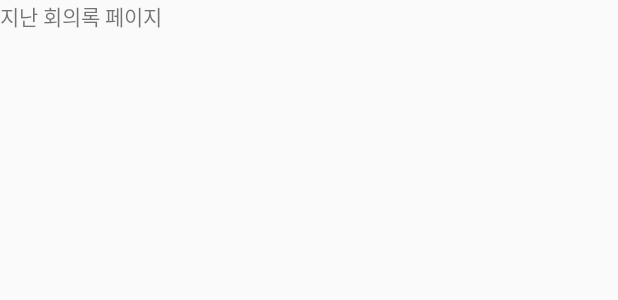
After one commit to HeeJack/capstone_temp, an Android app: the layout activity_last_meet.xml on its own in the app's theme, with its tools: preview values and no code run, on a phone screen of 412 x 824 dp. The commit adds this screen. Shown: the top 300 px of the screen. Run offline under Robolectric (Android 15) with nearby library versions, the phone set to English and light mode, and no system bars.

Commit message:
액티비티 + 인텐트 구현 마무리
로그인-회원가입
회원가입-로그인 (확인 버튼만 있음)
로그인-채널목록
채널목록-채널생성
채널목록-지난 회의록 조회

```diff
--- a/app/src/main/AndroidManifest.xml
+++ b/app/src/main/AndroidManifest.xml
@@ -18,6 +18,8 @@
         </activity>
         <activity android:name=".ChannelListActivity"></activity>
         <activity android:name=".JoinActivity"></activity>
+        <activity android:name=".MakeChannelActivity"></activity>
+        <activity android:name=".LastMeetActivity"></activity>
     </application>
 
 </manifest>
--- a/app/src/main/res/layout/activity_channel_list.xml
+++ b/app/src/main/res/layout/activity_channel_list.xml
@@ -44,7 +44,8 @@
                     android:layout_width="wrap_content"
                     android:layout_height="match_parent"
                     android:layout_weight="1"
-                    android:text="Button" />
+                    android:onClick="MakeChannel"
+                    android:text="생성" />
 
                 <Button
                     android:id="@+id/button6"
@@ -87,7 +88,8 @@
                 android:layout_width="wrap_content"
                 android:layout_height="match_parent"
                 android:layout_weight="1"
-                android:text="Button" />
+                android:onClick="LastMeet"
+                android:text="지난 회의록" />
 
             <Button
                 android:id="@+id/button3"
--- /dev/null
+++ b/app/src/main/res/layout/activity_last_meet.xml
@@ -0,0 +1,12 @@
+<?xml version="1.0" encoding="utf-8"?>
+<LinearLayout
+    xmlns:android="http://schemas.android.com/apk/res/android" android:layout_width="match_parent"
+    android:layout_height="match_parent"
+    android:orientation="vertical">
+
+    <TextView
+        android:id="@+id/textView4"
+        android:layout_width="match_parent"
+        android:layout_height="wrap_content"
+        android:text="지난 회의록 페이지" />
+</LinearLayout>
--- a/app/src/main/res/layout/activity_login.xml
+++ b/app/src/main/res/layout/activity_login.xml
@@ -18,10 +18,10 @@
         android:layout_width="match_parent"
         android:layout_height="wrap_content"
         android:layout_weight="1.5"
+        android:gravity="center"
         android:text="hello"
-        android:textSize="50dp"
         android:textColor="@color/textcolor"
-        android:gravity="center"/>
+        android:textSize="50dp" />
 
     <LinearLayout
         android:layout_width="match_parent"
```
Also changed, not shown: app/src/main/java/com/example/capstone/ChannellistActivity.java (+32 -4 lines), app/src/main/java/com/example/capstone/LastMeetActivity.java (added, +19 -0 lines), app/src/main/java/com/example/capstone/ListViewItem.java (+6 -6 lines), app/src/main/java/com/example/capstone/MakeChannelActivity.java (added, +19 -0 lines), app/src/main/res/layout/activity_make_channel.xml (added, +13 -0 lines), app/src/main/res/layout/channel_list_item.xml (+10 -3 lines).
